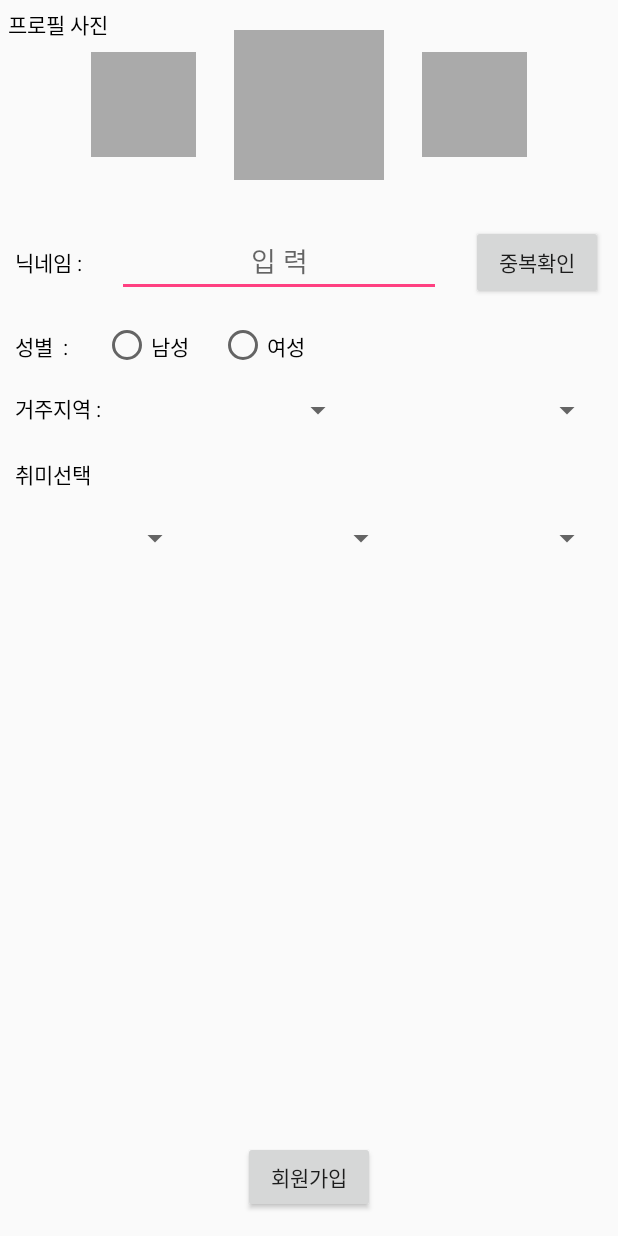
After one commit to ataraxiady/mirotic_android, an Android app: the layout profile.xml on its own in the app's theme, with its tools: preview values and no code run, on a phone screen of 412 x 824 dp. The commit adds this screen. Run offline under Robolectric (Android 15) with nearby library versions, the phone set to English and light mode, and no system bars.

Commit message:
프로필 설정 액티비티/XML

```diff
--- a/app/src/main/java/com/prograpy/app2/appdev2/MainActivity.java
+++ b/app/src/main/java/com/prograpy/app2/appdev2/MainActivity.java
@@ -9,6 +9,6 @@ public class MainActivity extends AppCompatActivity {
     protected void onCreate(Bundle savedInstanceState) {
         super.onCreate(savedInstanceState);
         setContentView(R.layout.activity_main);
-        ffff
+
     }
 }
--- /dev/null
+++ b/app/src/main/java/com/prograpy/app2/appdev2/profile/profileActivity.java
@@ -0,0 +1,15 @@
+package com.prograpy.app2.appdev2.profile;
+
+import android.os.Bundle;
+import android.support.v7.app.AppCompatActivity;
+
+import com.prograpy.app2.appdev2.R;
+
+public class profileActivity extends AppCompatActivity {
+
+    @Override
+    protected void onCreate(Bundle savedInstanceState) {
+        super.onCreate(savedInstanceState);
+        setContentView(R.layout.profile);
+    }
+}
--- /dev/null
+++ b/app/src/main/res/layout/profile.xml
@@ -0,0 +1,199 @@
+<?xml version="1.0" encoding="utf-8"?>
+<RelativeLayout xmlns:android="http://schemas.android.com/apk/res/android"
+    xmlns:app="http://schemas.android.com/apk/res-auto"
+    xmlns:tools="http://schemas.android.com/tools"
+    android:layout_width="match_parent"
+    android:layout_height="match_parent"
+    android:orientation="vertical"
+    android:keepScreenOn="true">
+
+    <TextView
+        android:id="@+id/text_image"
+        android:layout_width="match_parent"
+        android:layout_height="match_parent"
+        android:text="프로필 사진"
+        android:layout_margin="5dp"
+        android:textColor="@android:color/background_dark" />
+
+    <LinearLayout
+        android:id="@+id/linear_image"
+        android:layout_width="match_parent"
+        android:layout_height="wrap_content"
+        android:gravity="center"
+        android:orientation="horizontal">
+
+        <ImageView
+            android:id="@+id/left_image"
+            android:layout_width="70dp"
+            android:layout_height="70dp"
+            android:layout_margin="5dp"
+            app:srcCompat="@android:color/darker_gray" />
+
+        <ImageView
+            android:id="@+id/center_image"
+            android:layout_width="100dp"
+            android:layout_height="100dp"
+            android:layout_margin="20dp"
+            app:srcCompat="@android:color/darker_gray" />
+
+
+        <ImageView
+            android:id="@+id/right_image"
+            android:layout_width="70dp"
+            android:layout_height="70dp"
+            android:layout_margin="5dp"
+            app:srcCompat="@android:color/darker_gray" />
+    </LinearLayout>
+
+    <LinearLayout
+        android:id="@+id/linear_name"
+        android:layout_width="match_parent"
+        android:layout_height="wrap_content"
+        android:layout_below="@id/linear_image"
+        android:orientation="horizontal">
+
+        <TextView
+            android:id="@+id/text_nickname"
+            android:layout_width="wrap_content"
+            android:layout_height="wrap_content"
+            android:layout_margin="10dp"
+            android:text="닉네임 : "
+            android:textColor="@android:color/black" />
+
+        <EditText
+            android:id="@+id/nameText"
+            android:layout_width="match_parent"
+            android:layout_height="wrap_content"
+            android:layout_margin="10dp"
+            android:layout_weight="1"
+            android:gravity="center"
+            android:hint="입 력"
+            android:inputType="textPersonName"
+            android:textColorLink="@android:color/darker_gray" />
+
+        <Button
+            android:layout_width="wrap_content"
+            android:layout_height="50dp"
+            android:layout_margin="10dp"
+            android:text="중복확인"
+            />
+    </LinearLayout>
+
+    <LinearLayout
+        android:id="@+id/linear_sex"
+        android:layout_width="match_parent"
+        android:layout_height="wrap_content"
+        android:layout_below="@id/linear_name"
+        android:orientation="horizontal">
+
+        <TextView
+            android:id="@+id/text_sex"
+            android:layout_width="wrap_content"
+            android:layout_height="wrap_content"
+            android:layout_alignParentStart="true"
+            android:layout_margin="10dp"
+            android:text="성별  : "
+            android:textColor="@android:color/black" />
+
+        <RadioGroup
+            android:layout_width="wrap_content"
+            android:layout_height="wrap_content"
+            android:orientation="horizontal"
+
+            >
+
+            <RadioButton
+                android:layout_width="match_parent"
+                android:layout_height="20dp"
+                android:layout_margin="10dp"
+                android:text="남성"
+                />
+            <RadioButton
+                android:layout_width="match_parent"
+                android:layout_height="20dp"
+                android:layout_margin="10dp"
+                android:text="여성"
+                />
+
+        </RadioGroup>
+
+    </LinearLayout>
+
+
+    <LinearLayout
+        android:id="@+id/linear_from"
+        android:layout_width="match_parent"
+        android:layout_height="wrap_content"
+        android:layout_below="@id/linear_sex"
+        android:orientation="horizontal">
+
+        <TextView
+            android:id="@+id/text_from"
+            android:layout_width="wrap_content"
+            android:layout_height="wrap_content"
+            android:layout_margin="10dp"
+            android:text="거주지역 : "
+            android:textColor="@android:color/black" />
+
+        <Spinner
+            android:id="@+id/from_spinner1"
+            android:layout_width="wrap_content"
+            android:layout_height="wrap_content"
+            android:layout_margin="10dp"
+            android:layout_weight="2" />
+        <Spinner
+            android:id="@+id/from_spinner2"
+            android:layout_width="wrap_content"
+            android:layout_height="wrap_content"
+            android:layout_margin="10dp"
+            android:layout_weight="2" />
+
+    </LinearLayout>
+
+        <TextView
+            android:id="@+id/text_hobby"
+            android:layout_width="wrap_content"
+            android:layout_height="wrap_content"
+            android:layout_margin="10dp"
+            android:layout_below="@id/linear_from"
+            android:text="취미선택 "
+
+            android:textColor="@android:color/black" />
+    <LinearLayout
+        android:id="@+id/linear_hobby"
+        android:layout_width="match_parent"
+        android:layout_height="wrap_content"
+        android:layout_below="@id/text_hobby"
+        android:orientation="horizontal">
+
+        <Spinner
+            android:id="@+id/hobby_spinner1"
+            android:layout_width="wrap_content"
+            android:layout_height="wrap_content"
+            android:layout_margin="10dp"
+            android:layout_weight="3" />
+        <Spinner
+            android:id="@+id/hobby_spinner2"
+            android:layout_width="wrap_content"
+            android:layout_height="wrap_content"
+            android:layout_margin="10dp"
+            android:layout_weight="3" />
+
+        <Spinner
+            android:id="@+id/hobby_spinner3"
+            android:layout_width="wrap_content"
+            android:layout_height="wrap_content"
+            android:layout_margin="10dp"
+            android:layout_weight="3"/>
+    </LinearLayout>
+
+
+    <Button
+        android:layout_width="wrap_content"
+        android:layout_height="wrap_content"
+        android:layout_alignBottom="@+id/text_image"
+        android:layout_centerHorizontal="true"
+        android:layout_marginBottom="
+        10dp"
+        android:text="회원가입" />
+</RelativeLayout>
```
